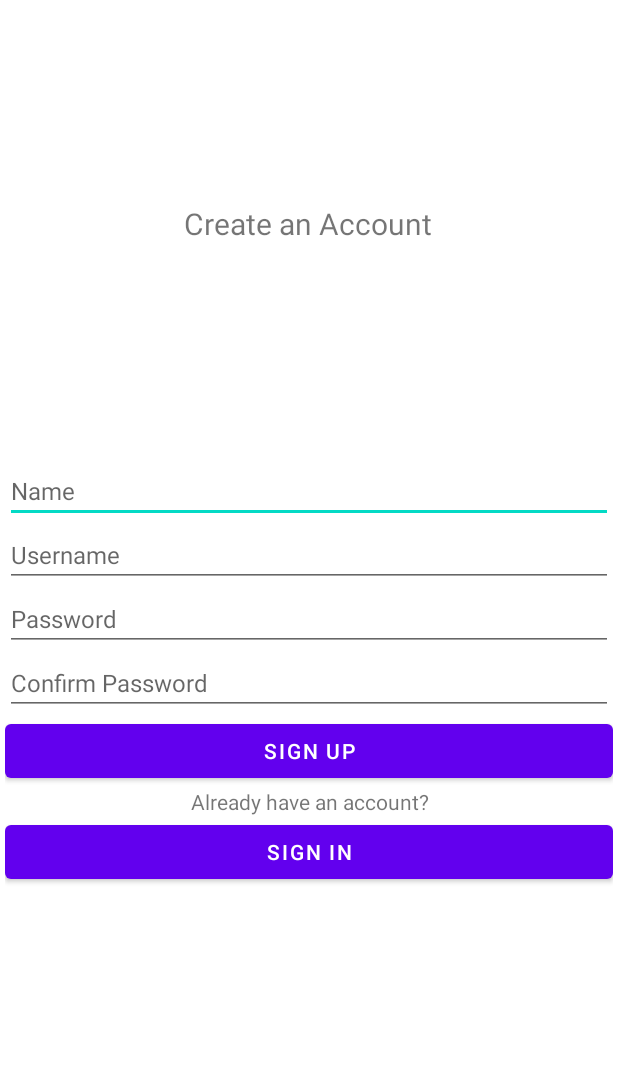
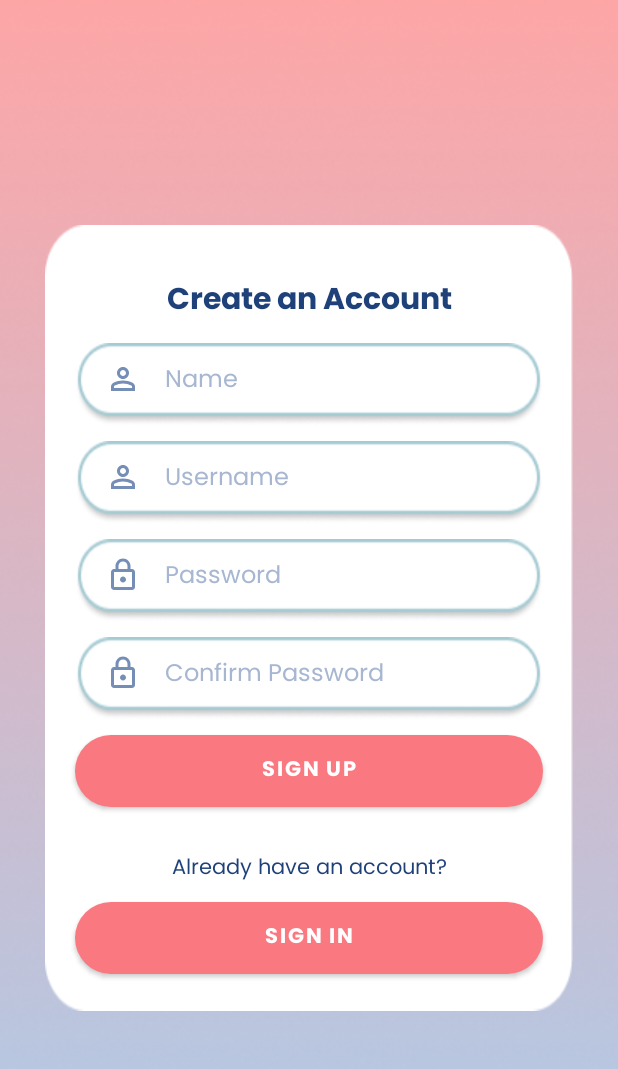
Before and after one commit to Adr029/Memoir-Slambook, an Android app: the signUp screen opened directly, with no data from a screen before it, on a phone screen of 412 x 824 dp. Shown: the top 1069 px of the screen. Run offline under Robolectric (Android 15) with nearby library versions, the phone set to English and light mode, and no system bars.

Commit message:
modified sign in and sign up layout (no margins yet)

```diff
--- /dev/null
+++ b/app/src/main/res/drawable/button_pink.xml
@@ -0,0 +1,8 @@
+<?xml version="1.0" encoding="utf-8"?>
+<shape xmlns:android="http://schemas.android.com/apk/res/android" android:shape="rectangle">
+
+
+    <solid android:color="@color/dark_pink"/>
+    <corners android:radius="50dp"/>
+
+</shape>
--- a/app/src/main/res/layout/sign_up.xml
+++ b/app/src/main/res/layout/sign_up.xml
@@ -4,85 +4,157 @@
     xmlns:tools="http://schemas.android.com/tools"
     android:layout_width="match_parent"
     android:layout_height="match_parent"
+    android:background="@drawable/bg_ver2"
     tools:context=".signUp">
 
-    <TextView
-        android:id="@+id/textView"
-        android:layout_width="wrap_content"
-        android:layout_height="wrap_content"
-        android:text="Create an Account"
-        android:textSize="20sp"
-        app:layout_constraintBottom_toBottomOf="parent"
-        app:layout_constraintEnd_toEndOf="parent"
-        app:layout_constraintHorizontal_bias="0.497"
-        app:layout_constraintStart_toStartOf="parent"
-        app:layout_constraintTop_toTopOf="parent"
-        app:layout_constraintVertical_bias="0.17" />
-
     <LinearLayout
-        android:layout_width="405dp"
-        android:layout_height="365dp"
+        android:layout_width="352dp"
+        android:layout_height="524dp"
+        android:layout_marginLeft="10dp"
+        android:layout_marginRight="10dp"
+        android:background="@drawable/rectangle_white"
         android:orientation="vertical"
         app:layout_constraintBottom_toBottomOf="parent"
         app:layout_constraintEnd_toEndOf="parent"
         app:layout_constraintStart_toStartOf="parent"
-        app:layout_constraintTop_toTopOf="parent"
-        app:layout_constraintVertical_bias="0.667">
+        app:layout_constraintTop_toTopOf="parent">
+
+        <Space
+            android:layout_width="match_parent"
+            android:layout_height="wrap_content" />
+
+        <Space
+            android:layout_width="match_parent"
+            android:layout_height="33dp" />
+
+        <TextView
+            android:id="@+id/textView"
+            android:layout_width="match_parent"
+            android:layout_height="wrap_content"
+            android:fontFamily="@font/poppins_bold"
+            android:text="Create an Account"
+            android:textAlignment="center"
+            android:textColor="@color/dark_blue"
+            android:textSize="20sp" />
 
         <EditText
             android:id="@+id/editTextText3"
             android:layout_width="match_parent"
-            android:layout_height="wrap_content"
+            android:layout_height="55dp"
+            android:layout_marginLeft="20dp"
+            android:layout_marginTop="10dp"
+            android:layout_marginRight="20dp"
+            android:background="@drawable/text_field"
+            android:drawableStart="@drawable/ic_user_name"
+            android:drawablePadding="16dp"
             android:ems="10"
+            android:fontFamily="@font/poppins_regular"
             android:hint="Name"
+            android:includeFontPadding="false"
             android:inputType="text"
+            android:paddingLeft="20dp"
+            android:paddingBottom="7dp"
+            android:textColorHint="#A7B7D1"
             android:textSize="16sp" />
 
         <EditText
             android:id="@+id/editTextText4"
             android:layout_width="match_parent"
-            android:layout_height="wrap_content"
+            android:layout_height="55dp"
+            android:layout_marginLeft="20dp"
+            android:layout_marginTop="10dp"
+            android:layout_marginRight="20dp"
+            android:background="@drawable/text_field"
+            android:drawableStart="@drawable/ic_user_name"
+            android:drawablePadding="16dp"
             android:ems="10"
+            android:fontFamily="@font/poppins_regular"
             android:hint="Username"
+            android:includeFontPadding="false"
             android:inputType="text"
+            android:paddingLeft="20dp"
+            android:paddingBottom="7dp"
+            android:textColorHint="#A7B7D1"
             android:textSize="16sp" />
 
         <EditText
             android:id="@+id/editTextTextPassword2"
             android:layout_width="match_parent"
-            android:layout_height="wrap_content"
+            android:layout_height="55dp"
+            android:layout_marginLeft="20dp"
+            android:layout_marginTop="10dp"
+            android:layout_marginRight="20dp"
+            android:background="@drawable/text_field"
+            android:drawableStart="@drawable/ic_password"
+            android:drawablePadding="16dp"
             android:ems="10"
+            android:fontFamily="@font/poppins_regular"
             android:hint="Password"
-            android:inputType="textPassword"
+            android:includeFontPadding="false"
+            android:inputType="text"
+            android:paddingLeft="20dp"
+            android:paddingBottom="7dp"
+            android:textColorHint="#A7B7D1"
             android:textSize="16sp" />
 
         <EditText
             android:id="@+id/editTextTextPassword3"
             android:layout_width="match_parent"
-            android:layout_height="wrap_content"
+            android:layout_height="55dp"
+            android:layout_marginLeft="20dp"
+            android:layout_marginTop="10dp"
+            android:layout_marginRight="20dp"
+            android:background="@drawable/text_field"
+            android:drawableStart="@drawable/ic_password"
+            android:drawablePadding="16dp"
             android:ems="10"
+            android:fontFamily="@font/poppins_regular"
             android:hint="Confirm Password"
-            android:inputType="textPassword"
+            android:includeFontPadding="false"
+            android:inputType="text"
+            android:paddingLeft="20dp"
+            android:paddingBottom="7dp"
+            android:textColorHint="#A7B7D1"
             android:textSize="16sp" />
 
         <Button
             android:id="@+id/signUp2"
             android:layout_width="match_parent"
             android:layout_height="wrap_content"
-            android:text="Sign up" />
+            android:layout_marginLeft="20dp"
+            android:layout_marginTop="10dp"
+            android:layout_marginRight="20dp"
+            android:background="@drawable/button_pink"
+            android:backgroundTint="@null"
+            android:fontFamily="@font/poppins_bold"
+            android:text="Sign Up"
+            android:textColor="@color/white" />
+
+        <Space
+            android:layout_width="match_parent"
+            android:layout_height="29dp" />
 
         <TextView
             android:id="@+id/textView2"
             android:layout_width="match_parent"
             android:layout_height="wrap_content"
+            android:fontFamily="@font/poppins_regular"
             android:gravity="center"
-            android:text="Already have an account?" />
+            android:text="Already have an account?"
+            android:textColor="@color/dark_blue" />
 
         <Button
             android:id="@+id/signIn2"
             android:layout_width="match_parent"
             android:layout_height="wrap_content"
-            android:text="Sign in" />
+            android:layout_marginLeft="20dp"
+            android:layout_marginTop="10dp"
+            android:layout_marginRight="20dp"
+            android:background="@drawable/button_pink"
+            android:backgroundTint="@null"
+            android:fontFamily="@font/poppins_bold"
+            android:text="Sign In"
+            android:textColor="@color/white" />
     </LinearLayout>
 
 </androidx.constraintlayout.widget.ConstraintLayout>
--- a/app/src/main/res/values-night/themes.xml
+++ b/app/src/main/res/values-night/themes.xml
@@ -2,12 +2,12 @@
     <!-- Base application theme. -->
     <style name="Theme.Slambook" parent="Theme.MaterialComponents.DayNight.NoActionBar">
         <!-- Primary brand color. -->
-        <item name="colorPrimary">@color/purple_200</item>
-        <item name="colorPrimaryVariant">@color/purple_700</item>
-        <item name="colorOnPrimary">@color/black</item>
+        <item name="colorPrimary">@color/dark_pink</item>
+        <item name="colorPrimaryVariant">@color/light_pink</item>
+        <item name="colorOnPrimary">@color/dark_blue</item>
         <!-- Secondary brand color. -->
-        <item name="colorSecondary">@color/teal_200</item>
-        <item name="colorSecondaryVariant">@color/teal_200</item>
+        <item name="colorSecondary">@color/dark_blue</item>
+        <item name="colorSecondaryVariant">@color/blue</item>
         <item name="colorOnSecondary">@color/black</item>
         <!-- Status bar color. -->
         <item name="android:statusBarColor">?attr/colorPrimaryVariant</item>
--- a/app/src/main/res/values/themes.xml
+++ b/app/src/main/res/values/themes.xml
@@ -2,12 +2,12 @@
     <!-- Base application theme. -->
     <style name="Theme.Slambook" parent="Theme.MaterialComponents.DayNight.NoActionBar">
         <!-- Primary brand color. -->
-        <item name="colorPrimary">@color/purple_500</item>
-        <item name="colorPrimaryVariant">@color/purple_700</item>
-        <item name="colorOnPrimary">@color/white</item>
+        <item name="colorPrimary">@color/dark_pink</item>
+        <item name="colorPrimaryVariant">@color/light_pink</item>
+        <item name="colorOnPrimary">@color/dark_blue</item>
         <!-- Secondary brand color. -->
-        <item name="colorSecondary">@color/teal_200</item>
-        <item name="colorSecondaryVariant">@color/teal_700</item>
+        <item name="colorSecondary">@color/dark_blue</item>
+        <item name="colorSecondaryVariant">@color/blue</item>
         <item name="colorOnSecondary">@color/black</item>
         <!-- Status bar color. -->
         <item name="android:statusBarColor">?attr/colorPrimaryVariant</item>
```
Also changed, not shown: app/src/main/res/layout/sign_in.xml (+62 -12 lines), app/src/main/res/drawable/rectangle_white.png (added).
